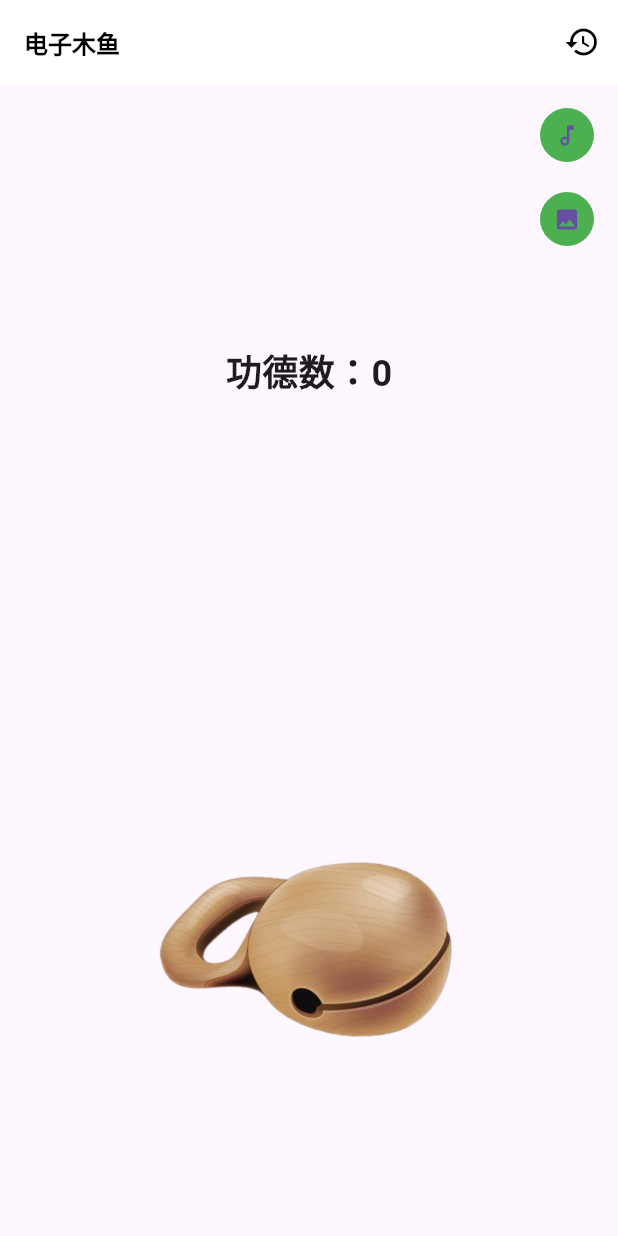
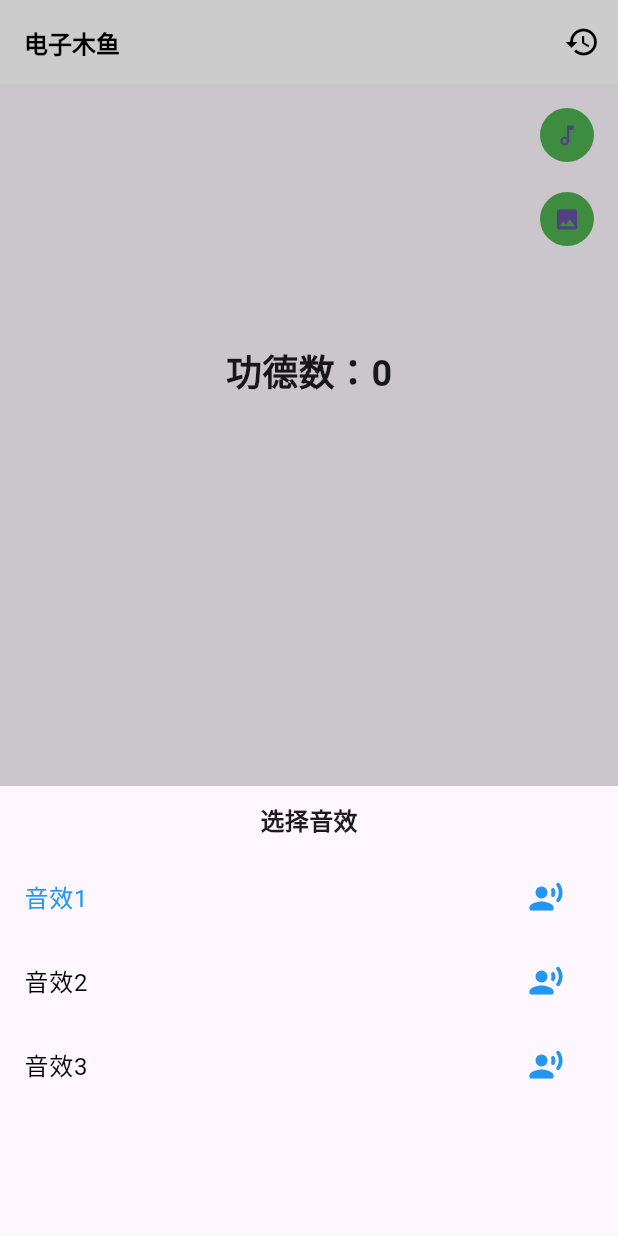
Before and after one commit to JohnnieEric/flutter_learn, a Flutter app: the screen it shows after launch, after a tap on the "music note" icon, on a phone screen of 412 x 824 dp. Run offline on Flutter 3.47's test engine with Material 3 defaults, Android fonts, the phone set to English and light mode, and no system bars; missing offline and left inert: flame_audio.

Commit message:
add the function of switch knock sound 1.learn SizedBox 2.learn ListTile 3.learn List.generate

```diff
--- a/lib/templeblock/imageoption/temple_block_image.dart
+++ b/lib/templeblock/imageoption/temple_block_image.dart
@@ -2,8 +2,10 @@ import 'package:flutter/material.dart';
 
 class TempleBlockImage extends StatelessWidget {
   final VoidCallback onTap;
+  final String imageResource;
 
-  const TempleBlockImage({super.key, required this.onTap});
+  const TempleBlockImage(
+      {super.key, required this.imageResource, required this.onTap});
 
   @override
   Widget build(BuildContext context) {
@@ -11,7 +13,7 @@ class TempleBlockImage extends StatelessWidget {
         child: GestureDetector(
       onTap: onTap,
       child: Image.asset(
-        'assets/images/temple_block_1.png',
+        imageResource,
         height: 200,
         width: 200,
       ),
--- /dev/null
+++ b/lib/templeblock/soundoption/bean/sound_option.dart
@@ -0,0 +1,6 @@
+class SoundOption {
+  final String soundName;
+  final String soundResource;
+
+  SoundOption(this.soundName, this.soundResource);
+}
--- /dev/null
+++ b/lib/templeblock/soundoption/select_sound_panel.dart
@@ -0,0 +1,76 @@
+import 'package:flame_audio/flame_audio.dart';
+import 'package:flutter/material.dart';
+
+import 'bean/sound_option.dart';
+
+class SoundOptionPanel extends StatelessWidget {
+  final List<SoundOption> soundOptions;
+  final ValueChanged<int> onSelect;
+  final int selectedIndex;
+
+  const SoundOptionPanel({
+    super.key,
+    required this.soundOptions,
+    required this.selectedIndex,
+    required this.onSelect,
+  });
+
+  @override
+  Widget build(BuildContext context) {
+    const TextStyle labelStyle =
+        TextStyle(fontSize: 16, fontWeight: FontWeight.bold);
+    return Material(
+      /***
+       * SizeBox用来限制子控件的大小，可以设置子控件的间距
+       */
+      child: SizedBox(
+        height: 300,
+        child: Column(
+          children: [
+            Container(
+              height: 46,
+              alignment: Alignment.center,
+              child: const Text(
+                '选择音效',
+                style: labelStyle,
+              ),
+            ),
+            /***
+             * 生成数据列表
+             * List<int>.generate(10,(i) => i + 1)从1到10的数字
+             */
+            ...List.generate(
+                soundOptions.length, (index) => _buildByIndex(index))
+          ],
+        ),
+      ),
+    );
+  }
+
+  Widget _buildByIndex(int index) {
+    bool isSelected = index == selectedIndex;
+    TextStyle textStyle =
+        TextStyle(color: isSelected ? Colors.blue : Colors.black);
+    /***
+     * 通常用于填充ListView
+     */
+    return ListTile(
+      selected: isSelected,
+      onTap: () => onSelect(index),
+      title: Text(soundOptions[index].soundName, style: textStyle),
+      trailing: IconButton(
+        splashRadius: 20,
+        onPressed: () => _tempPlay(soundOptions[index].soundResource),
+        icon: const Icon(
+          Icons.record_voice_over_rounded,
+          color: Colors.blue,
+        ),
+      ),
+    );
+  }
+
+  void _tempPlay(String src) async {
+    AudioPool pool = await FlameAudio.createPool(src, maxPlayers: 1);
+    pool.start();
+  }
+}
--- a/lib/templeblock/temple_block_page.dart
+++ b/lib/templeblock/temple_block_page.dart
@@ -8,6 +8,8 @@ import 'package:flutter_learn_demo/templeblock/knock_animate_text.dart';
 import 'package:flutter_learn_demo/templeblock/imageoption/select_image_panel.dart';
 import 'package:flutter_learn_demo/templeblock/imageoption/temple_block_image.dart';
 import 'package:flame_audio/flame_audio.dart';
+import 'package:flutter_learn_demo/templeblock/soundoption/bean/sound_option.dart';
+import 'package:flutter_learn_demo/templeblock/soundoption/select_sound_panel.dart';
 
 class TempleBlockPage extends StatefulWidget {
   const TempleBlockPage({super.key});
@@ -22,15 +24,27 @@ class _TempleBlockPageState extends State<TempleBlockPage> {
   int _counter = 0;
   int _addCounter = 0;
   final Random random = Random();
-  int _selectedIndex = 0;
+  int _selectedImageIndex = 0;
+  int _selectedSoundIndex = 0;
+
   AudioPool? pool;
   List<ImageOption> imageOptionList = [
     ImageOption('基础版', 'assets/images/temple_block_1.png', 1, 3),
     ImageOption('尊享版', 'assets/images/temple_block_2.png', 3, 6)
   ];
 
+  List<SoundOption> soundOptionList = [
+    SoundOption('音效1', 'temple_block_1.mp3'),
+    SoundOption('音效2', 'temple_block_2.mp3'),
+    SoundOption('音效3', 'temple_block_3.mp3'),
+  ];
+
   ///选择的图片资源
-  String get selectedImage => imageOptionList[_selectedIndex].imageResource;
+  String get selectedImage =>
+      imageOptionList[_selectedImageIndex].imageResource;
+
+  String get selectedSound =>
+      soundOptionList[_selectedSoundIndex].soundResource;
 
   @override
   void initState() {
@@ -54,6 +68,7 @@ class _TempleBlockPageState extends State<TempleBlockPage> {
             alignment: Alignment.topCenter,
             children: [
               TempleBlockImage(
+                imageResource: selectedImage,
                 onTap: _knockTempleBlock,
               ),
               if (_addCounter != 0) KnockAnimateText(text: '功德+$_addCounter')
@@ -69,7 +84,7 @@ class _TempleBlockPageState extends State<TempleBlockPage> {
       /***
        * flame_audio 资源位置默认为asserts/audio中
        */
-      'temple_block_1.mp3',
+      selectedSound,
       minPlayers: 3,
       maxPlayers: 4,
     );
@@ -103,8 +118,8 @@ class _TempleBlockPageState extends State<TempleBlockPage> {
   void _toHistory() {}
 
   int get knockValue {
-    int min = imageOptionList[_selectedIndex].min;
-    int max = imageOptionList[_selectedIndex].max;
+    int min = imageOptionList[_selectedImageIndex].min;
+    int max = imageOptionList[_selectedImageIndex].max;
     return min + random.nextInt(max + 1 - min);
   }
 
@@ -122,23 +137,39 @@ class _TempleBlockPageState extends State<TempleBlockPage> {
         builder: (BuildContext context) {
           return ImageOptionPanel(
             imageOptions: imageOptionList,
-            selectedIndex: _selectedIndex,
+            selectedIndex: _selectedImageIndex,
             onSelect: _onSelectImage,
           );
         });
   }
 
   void _onTapSwitchTempleBlockKnockSound() {
+    showCupertinoModalPopup(
+        context: context,
+        builder: (BuildContext context) {
+          return SoundOptionPanel(
+              soundOptions: soundOptionList,
+              selectedIndex: _selectedSoundIndex,
+              onSelect: _onSelectSound);
+        });
+  }
 
+  Future<void> _onSelectSound(int value) async {
+    Navigator.of(context).pop();
+    if (value == _selectedSoundIndex) {
+      return;
+    }
+    _selectedSoundIndex = value;
+    pool = await FlameAudio.createPool(selectedSound, maxPlayers: 1);
   }
 
   void _onSelectImage(int value) {
     Navigator.of(context).pop();
-    if (value == _selectedIndex) {
+    if (value == _selectedImageIndex) {
       return;
     }
     setState(() {
-      _selectedIndex = value;
+      _selectedImageIndex = value;
     });
   }
 }
```
